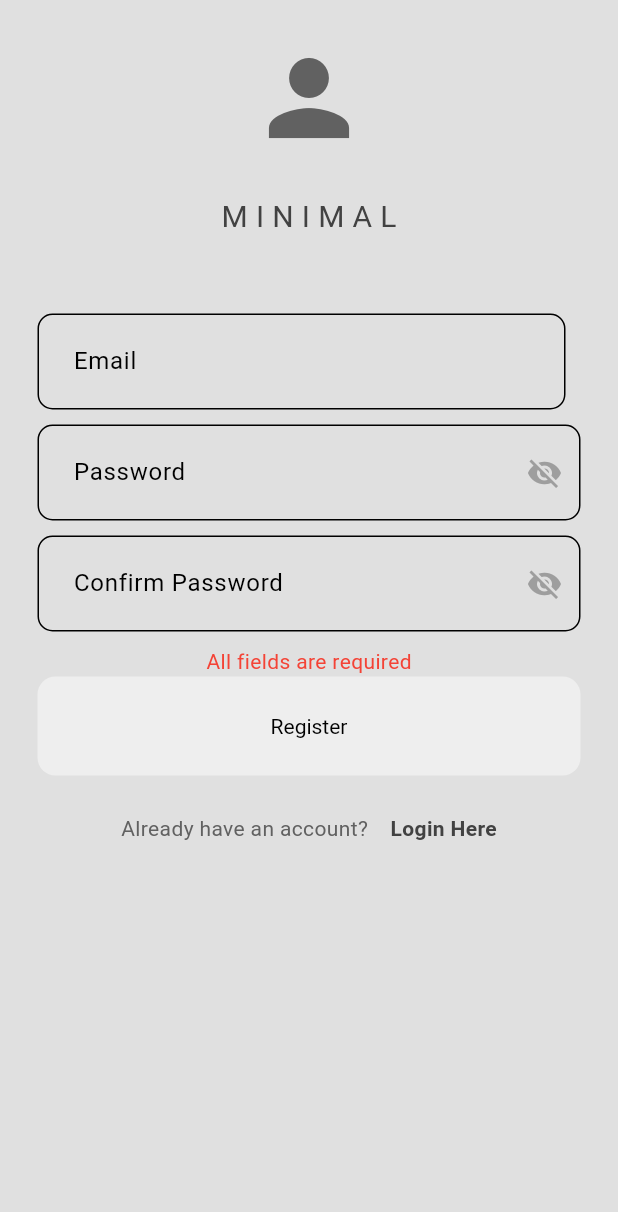
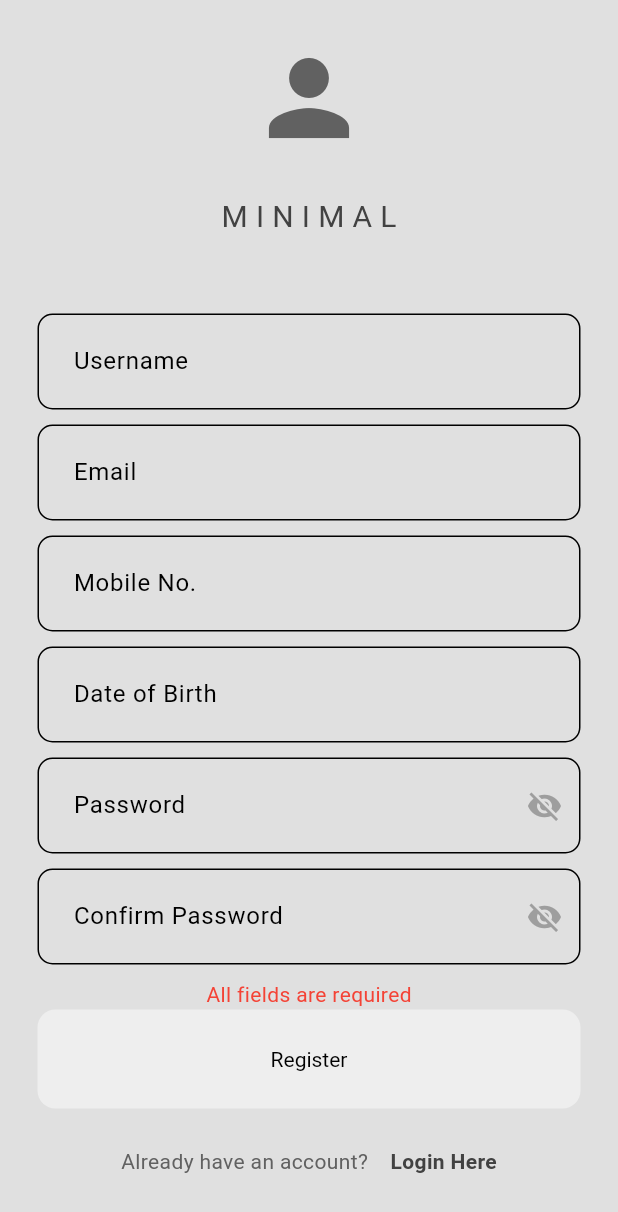
Before and after one commit to AadityaYadav2003/ecommerce, a Flutter app: the RegisterPage screen opened by its route, after a tap on "Register", on a phone screen of 412 x 824 dp. Shown: the top 1212 px of the screen. Run offline on Flutter 3.47's test engine with Material 3 defaults, Android fonts, the phone set to English and light mode, and no system bars; our stand-ins replace badges, email_validator, image_picker, shared_preferences; missing offline and left inert: phonepe_payment_sdk; accounts and stored records are empty.

Commit message:
modified:   lib/pages/profile_page.dart 	modified:   lib/pages/register_page.dart

```diff
--- a/lib/pages/register_page.dart
+++ b/lib/pages/register_page.dart
@@ -15,8 +15,10 @@ class _RegisterPageState extends State<RegisterPage> {
   // text controllers
   final TextEditingController emailController = TextEditingController();
   final TextEditingController passwordController = TextEditingController();
-  final TextEditingController confirmpasswordController =
-      TextEditingController();
+  final TextEditingController confirmpasswordController = TextEditingController();
+  final TextEditingController dateOfBirthController = TextEditingController();
+  final TextEditingController mobileController = TextEditingController();
+  final TextEditingController usernameController = TextEditingController();
 
   String? _errorMessage;
 
@@ -26,11 +28,28 @@ class _RegisterPageState extends State<RegisterPage> {
     return emailRegex.hasMatch(email);
   }
 
+  // date picker method
+  Future<void> _selectDate(BuildContext context) async {
+    final DateTime? picked = await showDatePicker(
+      context: context,
+      initialDate: DateTime.now(),
+      firstDate: DateTime(1900),
+      lastDate: DateTime.now(),
+    );
+    if (picked != null) {
+      setState(() {
+        dateOfBirthController.text = "${picked.toLocal()}".split(' ')[0];
+      });
+    }
+  }
+
   // register method
   void register() async {
     if (emailController.text.isEmpty ||
         passwordController.text.isEmpty ||
-        confirmpasswordController.text.isEmpty) {
+        confirmpasswordController.text.isEmpty ||
+        dateOfBirthController.text.isEmpty ||
+        mobileController.text.isEmpty) {
       setState(() {
         _errorMessage = 'All fields are required';
       });
@@ -55,8 +74,11 @@ class _RegisterPageState extends State<RegisterPage> {
       final response = await http.post(
         Uri.parse('https://ecommercebackend-o2fv.onrender.com/user/register'),
         body: jsonEncode({
+          "username":usernameController.text,
           "email": emailController.text,
           "password": passwordController.text,
+          "dob": dateOfBirthController.text,
+          "mobile": mobileController.text,
         }),
         headers: {'Content-Type': 'application/json'},
       );
@@ -101,18 +123,39 @@ class _RegisterPageState extends State<RegisterPage> {
                 ),
                 const SizedBox(height: 50),
 
+                MyTextField(
+                  hintText: "Username",
+                  obscureText: false,
+                  controller: usernameController,
+                ),
+                const SizedBox(height: 10),
+
                 // email text-field
-                Row(
-                  children: [
-                    Expanded(
-                      child: MyTextField(
-                        hintText: "Email",
-                        obscureText: false,
-                        controller: emailController,
-                      ),
+                MyTextField(
+                  hintText: "Email",
+                  obscureText: false,
+                  controller: emailController,
+                ),
+                const SizedBox(height: 10),
+
+                // mobile number text-field
+                MyTextField(
+                  hintText: "Mobile No.",
+                  obscureText: false,
+                  controller: mobileController,
+                ),
+                const SizedBox(height: 10),
+
+                // date of birth text-field with date picker
+                GestureDetector(
+                  onTap: () => _selectDate(context),
+                  child: AbsorbPointer(
+                    child: MyTextField(
+                      hintText: "Date of Birth",
+                      obscureText: false,
+                      controller: dateOfBirthController,
                     ),
-                    const SizedBox(width: 10),
-                  ],
+                  ),
                 ),
                 const SizedBox(height: 10),
 
```
Also changed, not shown: lib/pages/profile_page.dart (+6 -16 lines).
